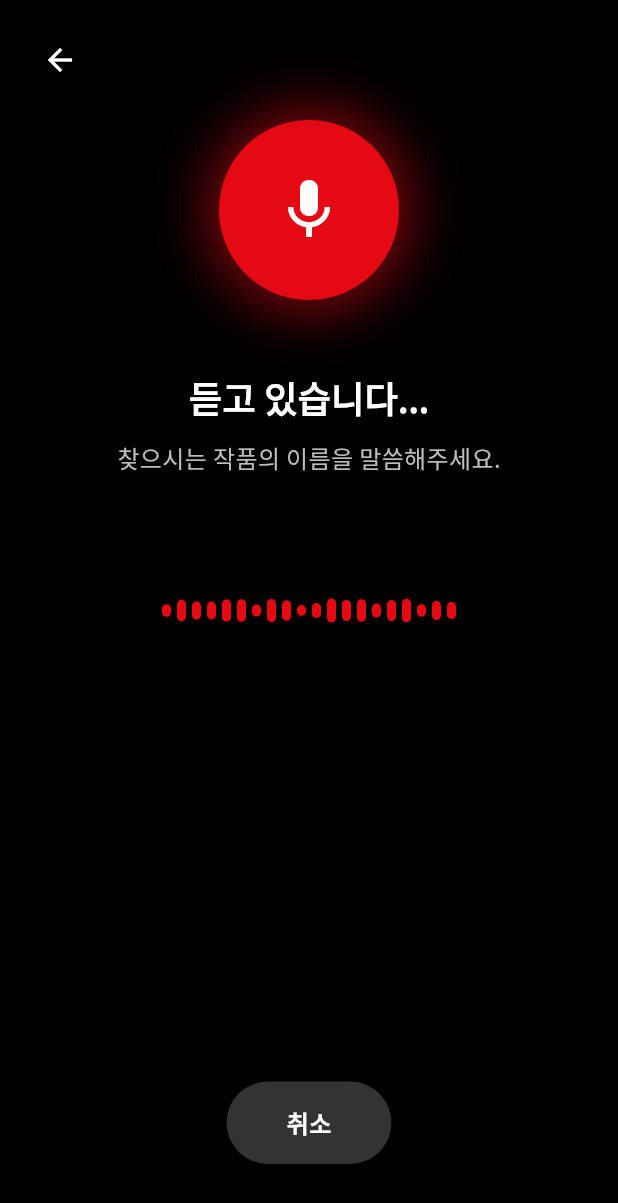
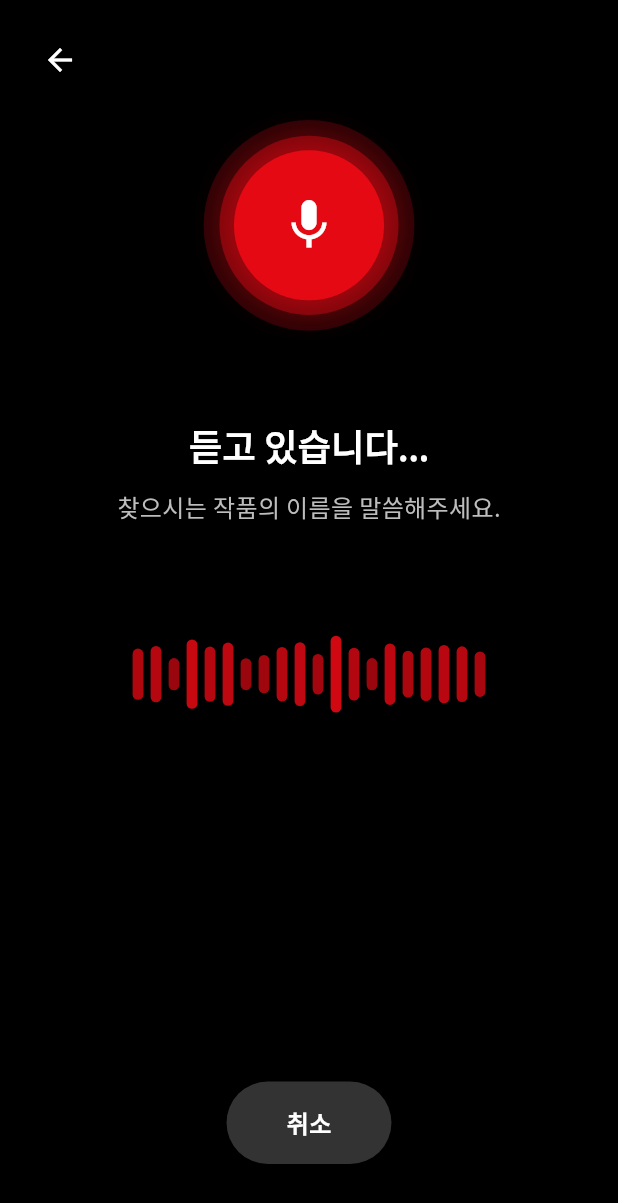
Before and after one commit to Chung-haiseag/audioview-flutter, a Flutter app: the VoiceSearchScreen screen opened directly, on a phone screen of 412 x 824 dp. Shown: the top 1203 px of the screen. Run offline on Flutter 3.47's test engine with Material 3 defaults, Android fonts, the phone set to English and light mode, and no system bars; our stand-ins replace flutter_animate, google_fonts, lucide_icons, shared_preferences; accounts and stored records are empty; network calls fail.

Commit message:
feat: 음성 검색 화면 애니메이션 효과 개선
- 마이크 아이콘에 숨쉬는 듯한 펄스(Pulse) 애니메이션 추가
- 오디오 파형(Visualizer) 애니메이션을 더 역동적으로 개선
- 파형에 높이에 따른 투명도 효과 적용

```diff
--- a/lib/screens/search/voice_search_screen.dart
+++ b/lib/screens/search/voice_search_screen.dart
@@ -26,16 +26,20 @@ class AudioVisualizerPainter extends CustomPainter {
 
     for (int i = 0; i < count; i++) {
       final amplitude = amplitudes[i];
-      final barHeight = height * amplitude;
+      // Make height change more dramatic
+      final barHeight = height * amplitude * 0.8;
 
       final x = i * itemWidth + spacing / 2;
+      // Center vertically
       final y = (height - barHeight) / 2;
 
-      // Draw rounded rectangle for better visual
       final rect = RRect.fromRectAndRadius(
         Rect.fromLTWH(x, y, itemWidth - spacing, barHeight),
         const Radius.circular(4),
       );
+
+      // Add gradient opacity based on amplitude
+      paint.color = color.withOpacity(0.5 + (amplitude * 0.5).clamp(0.0, 0.5));
 
       canvas.drawRRect(rect, paint);
     }
@@ -55,45 +59,60 @@ class VoiceSearchScreen extends StatefulWidget {
 }
 
 class _VoiceSearchScreenState extends State<VoiceSearchScreen>
-    with SingleTickerProviderStateMixin {
-  late AnimationController _animationController;
+    with TickerProviderStateMixin {
+  late AnimationController _waveController;
+  late AnimationController _pulseController;
+  late Animation<double> _pulseAnimation;
+
   final List<double> _amplitudes = List.generate(20, (index) => 0.1);
   final Random _random = Random();
 
   @override
   void initState() {
     super.initState();
-    _animationController = AnimationController(
+
+    // Wave animation
+    _waveController = AnimationController(
       vsync: this,
       duration: const Duration(milliseconds: 100),
     )
       ..addListener(() {
         setState(() {
-          // Update amplitudes randomly to simulate audio input
           for (int i = 0; i < _amplitudes.length; i++) {
-            // Smoothly transition to new random value
-            final target = 0.2 + _random.nextDouble() * 0.8;
-            _amplitudes[i] = _amplitudes[i] * 0.8 + target * 0.2;
+            // More dynamic wave movement
+            final target = 0.1 + _random.nextDouble() * 0.9;
+            _amplitudes[i] = _amplitudes[i] * 0.7 + target * 0.3;
           }
         });
       })
       ..repeat();
+
+    // Pulse animation for microphone
+    _pulseController = AnimationController(
+      vsync: this,
+      duration: const Duration(milliseconds: 1500),
+    )..repeat(reverse: true);
+
+    _pulseAnimation = Tween<double>(begin: 1.0, end: 1.2).animate(
+      CurvedAnimation(parent: _pulseController, curve: Curves.easeInOut),
+    );
   }
 
   @override
   void dispose() {
-    _animationController.dispose();
+    _waveController.dispose();
+    _pulseController.dispose();
     super.dispose();
   }
 
   @override
   Widget build(BuildContext context) {
     return Scaffold(
-      backgroundColor: Colors.black, // Full screen black background
+      backgroundColor: Colors.black,
       body: SafeArea(
         child: Column(
           children: [
-            // Top bar with back button
+            // Top bar
             Padding(
               padding: const EdgeInsets.all(16.0),
               child: Row(
@@ -110,32 +129,59 @@ class _VoiceSearchScreenState extends State<VoiceSearchScreen>
               child: Column(
                 mainAxisAlignment: MainAxisAlignment.center,
                 children: [
-                  // Muted animated rings effect (optional, simplified here)
-                  // Red Microphone Circle
+                  // Animated Microphone with Pulse Effect
+                  AnimatedBuilder(
+                    animation: _pulseAnimation,
+                    builder: (context, child) {
+                      return Stack(
+                        alignment: Alignment.center,
+                        children: [
+                          // Outer glow rings
                           Container(
-                    width: 120,
-                    height: 120,
+                            width: 120 * _pulseAnimation.value,
+                            height: 120 * _pulseAnimation.value,
                             decoration: BoxDecoration(
                               shape: BoxShape.circle,
-                      color: const Color(0xFFE50914), // Netflix Red
+                              color: const Color(0xFFE50914).withOpacity(0.2),
+                            ),
+                          ),
+                          Container(
+                            width: 120 * (_pulseAnimation.value * 0.85),
+                            height: 120 * (_pulseAnimation.value * 0.85),
+                            decoration: BoxDecoration(
+                              shape: BoxShape.circle,
+                              color: const Color(0xFFE50914).withOpacity(0.4),
+                            ),
+                          ),
+                          // Main microphone circle
+                          Container(
+                            width: 100,
+                            height: 100,
+                            decoration: BoxDecoration(
+                              shape: BoxShape.circle,
+                              color: const Color(0xFFE50914),
                               boxShadow: [
                                 BoxShadow(
-                          color: const Color(0xFFE50914).withOpacity(0.5),
-                          blurRadius: 30,
-                          spreadRadius: 10,
+                                  color:
+                                      const Color(0xFFE50914).withOpacity(0.6),
+                                  blurRadius: 20,
+                                  spreadRadius: 2,
                                 ),
                               ],
                             ),
                             child: const Icon(
                               Icons.mic,
                               color: Colors.white,
-                      size: 48,
+                              size: 40,
                             ),
                           ),
+                        ],
+                      );
+                    },
+                  ),
 
-                  const SizedBox(height: 48),
+                  const SizedBox(height: 60),
 
-                  // Status Text
                   const Text(
                     '듣고 있습니다...',
                     style: TextStyle(
@@ -159,8 +205,8 @@ class _VoiceSearchScreenState extends State<VoiceSearchScreen>
 
                   // Audio Visualizer
                   SizedBox(
-                    height: 60,
-                    width: 200,
+                    height: 80,
+                    width: 240,
                     child: CustomPaint(
                       painter: AudioVisualizerPainter(
                         amplitudes: _amplitudes,
```
Lines whose indentation alone changed are shown as unchanged.
